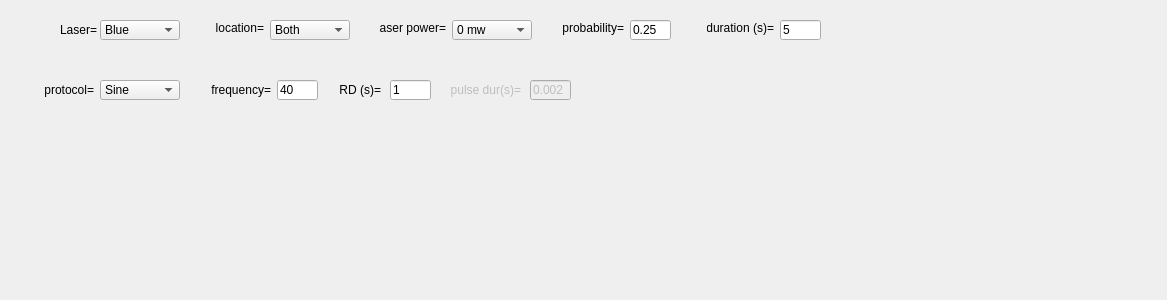
This is src/foraging_gui/CalibrationLaser.ui in AllenNeuralDynamics/dynamic-foraging-task as Qt 5 draws it before an edit. The edited form follows.
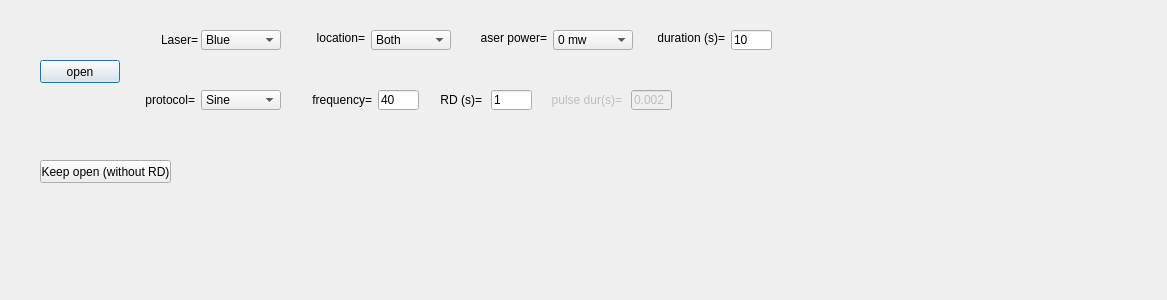
This is the edited form.

Commit message: Updated GUI of optogenetics calibration

Diff of the .ui file:
```diff
--- a/src/foraging_gui/CalibrationLaser.ui
+++ b/src/foraging_gui/CalibrationLaser.ui
@@ -16,8 +16,8 @@
   <widget class="QLineEdit" name="Frequency_1">
    <property name="geometry">
     <rect>
-     <x>277</x>
-     <y>80</y>
+     <x>378</x>
+     <y>90</y>
      <width>41</width>
      <height>20</height>
     </rect>
@@ -26,24 +26,11 @@
     <string>40</string>
    </property>
   </widget>
-  <widget class="QLineEdit" name="Probability_1">
-   <property name="geometry">
-    <rect>
-     <x>630</x>
-     <y>20</y>
-     <width>41</width>
-     <height>20</height>
-    </rect>
-   </property>
-   <property name="text">
-    <string>0.25</string>
-   </property>
-  </widget>
   <widget class="QComboBox" name="Protocol_1">
    <property name="geometry">
     <rect>
-     <x>100</x>
-     <y>80</y>
+     <x>201</x>
+     <y>90</y>
      <width>80</width>
      <height>20</height>
     </rect>
@@ -73,8 +60,8 @@
   <widget class="QComboBox" name="Location_1">
    <property name="geometry">
     <rect>
-     <x>270</x>
-     <y>20</y>
+     <x>371</x>
+     <y>30</y>
      <width>80</width>
      <height>20</height>
     </rect>
@@ -109,8 +96,8 @@
   <widget class="QLabel" name="label1_12">
    <property name="geometry">
     <rect>
-     <x>43</x>
-     <y>80</y>
+     <x>144</x>
+     <y>90</y>
      <width>51</width>
      <height>20</height>
     </rect>
@@ -125,30 +112,11 @@
     <set>Qt::AlignRight|Qt::AlignTrailing|Qt::AlignVCenter</set>
    </property>
   </widget>
-  <widget class="QLabel" name="label1_4">
-   <property name="geometry">
-    <rect>
-     <x>563</x>
-     <y>20</y>
-     <width>61</width>
-     <height>16</height>
-    </rect>
-   </property>
-   <property name="text">
-    <string>probability=</string>
-   </property>
-   <property name="textFormat">
-    <enum>Qt::AutoText</enum>
-   </property>
-   <property name="alignment">
-    <set>Qt::AlignRight|Qt::AlignTrailing|Qt::AlignVCenter</set>
-   </property>
-  </widget>
   <widget class="QLabel" name="label1_14">
    <property name="geometry">
     <rect>
-     <x>330</x>
-     <y>80</y>
+     <x>431</x>
+     <y>90</y>
      <width>51</width>
      <height>20</height>
     </rect>
@@ -166,8 +134,8 @@
   <widget class="QComboBox" name="LaserPower_1">
    <property name="geometry">
     <rect>
-     <x>452</x>
-     <y>20</y>
+     <x>553</x>
+     <y>30</y>
      <width>80</width>
      <height>20</height>
     </rect>
@@ -212,21 +180,21 @@
   <widget class="QLineEdit" name="Duration_1">
    <property name="geometry">
     <rect>
-     <x>780</x>
-     <y>20</y>
+     <x>731</x>
+     <y>30</y>
      <width>41</width>
      <height>20</height>
     </rect>
    </property>
    <property name="text">
-    <string>5</string>
+    <string>10</string>
    </property>
   </widget>
   <widget class="QLineEdit" name="RD_1">
    <property name="geometry">
     <rect>
-     <x>390</x>
-     <y>80</y>
+     <x>491</x>
+     <y>90</y>
      <width>41</width>
      <height>20</height>
     </rect>
@@ -238,8 +206,8 @@
   <widget class="QComboBox" name="Laser_1">
    <property name="geometry">
     <rect>
-     <x>100</x>
-     <y>20</y>
+     <x>201</x>
+     <y>30</y>
      <width>80</width>
      <height>20</height>
     </rect>
@@ -279,8 +247,8 @@
   <widget class="QLabel" name="label1_1">
    <property name="geometry">
     <rect>
-     <x>60</x>
-     <y>20</y>
+     <x>161</x>
+     <y>30</y>
      <width>41</width>
      <height>20</height>
     </rect>
@@ -295,8 +263,8 @@
    </property>
    <property name="geometry">
     <rect>
-     <x>530</x>
-     <y>80</y>
+     <x>631</x>
+     <y>90</y>
      <width>41</width>
      <height>20</height>
     </rect>
@@ -311,8 +279,8 @@
   <widget class="QLabel" name="label1_13">
    <property name="geometry">
     <rect>
-     <x>200</x>
-     <y>80</y>
+     <x>301</x>
+     <y>90</y>
      <width>71</width>
      <height>20</height>
     </rect>
@@ -330,8 +298,8 @@
   <widget class="QLabel" name="label1_2">
    <property name="geometry">
     <rect>
-     <x>216</x>
-     <y>20</y>
+     <x>317</x>
+     <y>30</y>
      <width>48</width>
      <height>16</height>
     </rect>
@@ -352,8 +320,8 @@
    </property>
    <property name="geometry">
     <rect>
-     <x>450</x>
-     <y>80</y>
+     <x>551</x>
+     <y>90</y>
      <width>71</width>
      <height>20</height>
     </rect>
@@ -371,8 +339,8 @@
   <widget class="QLabel" name="label1_5">
    <property name="geometry">
     <rect>
-     <x>707</x>
-     <y>20</y>
+     <x>658</x>
+     <y>30</y>
      <width>67</width>
      <height>16</height>
     </rect>
@@ -390,8 +358,8 @@
   <widget class="QLabel" name="label1_3">
    <property name="geometry">
     <rect>
-     <x>379</x>
-     <y>20</y>
+     <x>480</x>
+     <y>30</y>
      <width>67</width>
      <height>16</height>
     </rect>
@@ -406,6 +374,38 @@
     <set>Qt::AlignRight|Qt::AlignTrailing|Qt::AlignVCenter</set>
    </property>
   </widget>
+  <widget class="QPushButton" name="Open">
+   <property name="geometry">
+    <rect>
+     <x>40</x>
+     <y>60</y>
+     <width>80</width>
+     <height>23</height>
+    </rect>
+   </property>
+   <property name="text">
+    <string>open</string>
+   </property>
+   <property name="checkable">
+    <bool>true</bool>
+   </property>
+  </widget>
+  <widget class="QPushButton" name="KeepOpen">
+   <property name="geometry">
+    <rect>
+     <x>40</x>
+     <y>160</y>
+     <width>131</width>
+     <height>23</height>
+    </rect>
+   </property>
+   <property name="text">
+    <string>Keep open (without RD)</string>
+   </property>
+   <property name="checkable">
+    <bool>true</bool>
+   </property>
+  </widget>
  </widget>
  <resources/>
  <connections/>
```
The commit also changes 5 other files.
